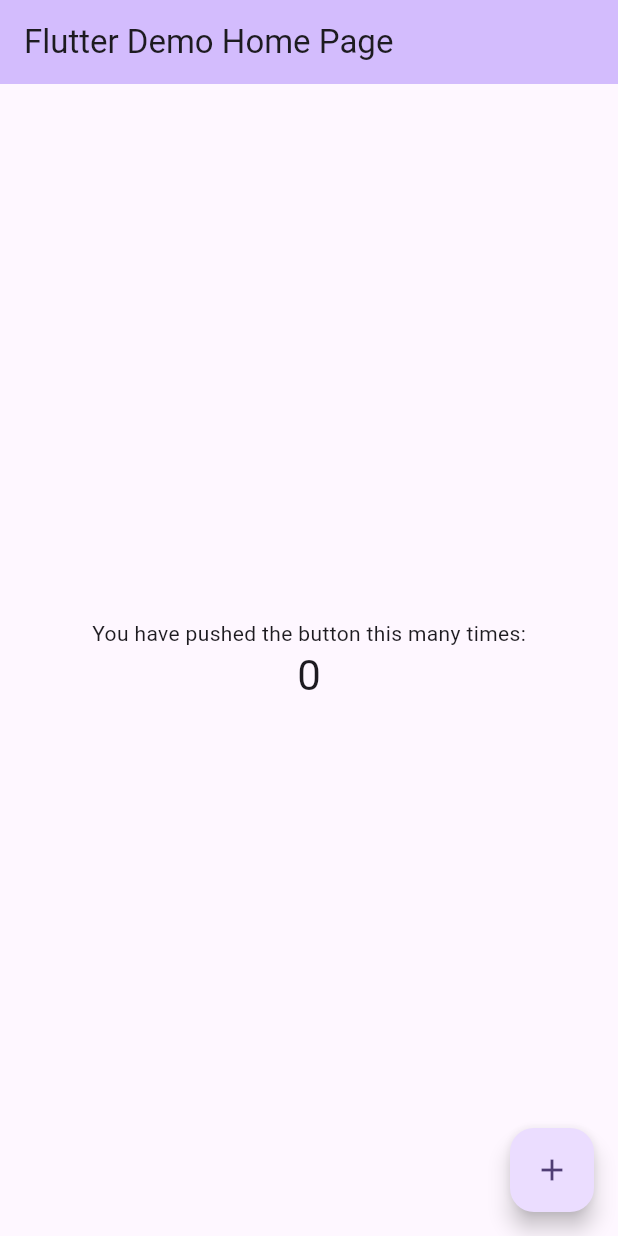
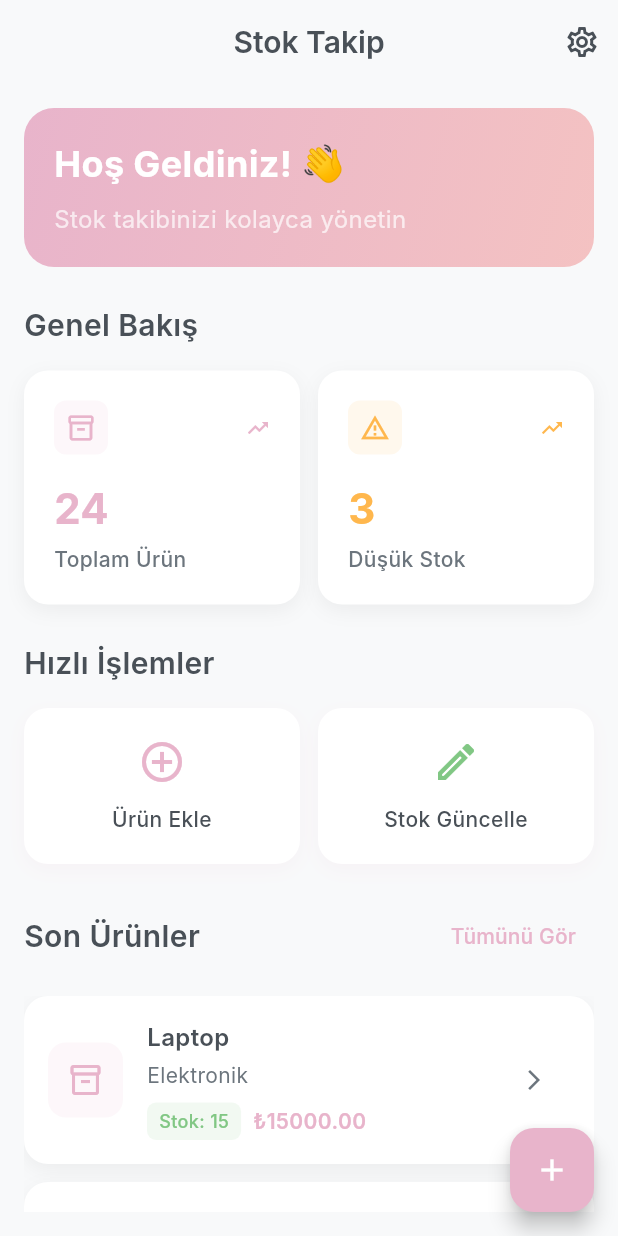
Before and after one commit to Duyguru/stok_takip_app, a Flutter app: the screen it shows after launch, on a phone screen of 412 x 824 dp. Run offline on Flutter 3.47's test engine with Material 3 defaults, Android fonts, the light colour scheme and no system bars; Roboto replaces fonts that are missing (Inter).

Commit message:
Add Flutter frontend with pastel-themed stock tracking UI - Create home screen with welcome section, stats cards, and product list - Add reusable widgets: StatsCard and ProductCard - Implement pastel color scheme and modern design - Fix Flutter compatibility issues and warnings

```diff
--- a/github/stok_takip_app/frontend/lib/main.dart
+++ b/github/stok_takip_app/frontend/lib/main.dart
@@ -1,122 +1,63 @@
 import 'package:flutter/material.dart';
+import 'screens/home_screen.dart';
 
 void main() {
-  runApp(const MyApp());
+  runApp(const StockTrackingApp());
 }
 
-class MyApp extends StatelessWidget {
-  const MyApp({super.key});
+class StockTrackingApp extends StatelessWidget {
+  const StockTrackingApp({super.key});
 
-  // This widget is the root of your application.
   @override
   Widget build(BuildContext context) {
     return MaterialApp(
-      title: 'Flutter Demo',
+      title: 'Stok Takip',
+      debugShowCheckedModeBanner: false,
       theme: ThemeData(
-        // This is the theme of your application.
-        //
-        // TRY THIS: Try running your application with "flutter run". You'll see
-        // the application has a purple toolbar. Then, without quitting the app,
-        // try changing the seedColor in the colorScheme below to Colors.green
-        // and then invoke "hot reload" (save your changes or press the "hot
-        // reload" button in a Flutter-supported IDE, or press "r" if you used
-        // the command line to start the app).
-        //
-        // Notice that the counter didn't reset back to zero; the application
-        // state is not lost during the reload. To reset the state, use hot
-        // restart instead.
-        //
-        // This works for code too, not just values: Most code changes can be
-        // tested with just a hot reload.
-        colorScheme: ColorScheme.fromSeed(seedColor: Colors.deepPurple),
+        colorScheme: ColorScheme.fromSeed(
+          seedColor: const Color(0xFFE8B4CB), // Pastel pink
+          brightness: Brightness.light,
+        ),
+        useMaterial3: true,
+        fontFamily: 'Inter',
+        appBarTheme: const AppBarTheme(
+          backgroundColor: Color(0xFFF8F9FA),
+          foregroundColor: Color(0xFF495057),
+          elevation: 0,
+          centerTitle: true,
+        ),
+        elevatedButtonTheme: ElevatedButtonThemeData(
+          style: ElevatedButton.styleFrom(
+            backgroundColor: const Color(0xFFE8B4CB),
+            foregroundColor: Colors.white,
+            elevation: 0,
+            shape: RoundedRectangleBorder(
+              borderRadius: BorderRadius.circular(12),
+            ),
+            padding: const EdgeInsets.symmetric(horizontal: 24, vertical: 12),
+          ),
+        ),
+        cardTheme: CardThemeData(
+          elevation: 2,
+          shape: RoundedRectangleBorder(
+            borderRadius: BorderRadius.circular(16),
+          ),
+          color: Colors.white,
+        ),
+        inputDecorationTheme: InputDecorationTheme(
+          border: OutlineInputBorder(
+            borderRadius: BorderRadius.circular(12),
+            borderSide: const BorderSide(color: Color(0xFFE8B4CB)),
+          ),
+          focusedBorder: OutlineInputBorder(
+            borderRadius: BorderRadius.circular(12),
+            borderSide: const BorderSide(color: Color(0xFFE8B4CB), width: 2),
+          ),
+          filled: true,
+          fillColor: const Color(0xFFF8F9FA),
+        ),
       ),
-      home: const MyHomePage(title: 'Flutter Demo Home Page'),
+      home: const HomeScreen(),
     );
   }
 }
-
-class MyHomePage extends StatefulWidget {
-  const MyHomePage({super.key, required this.title});
-
-  // This widget is the home page of your application. It is stateful, meaning
-  // that it has a State object (defined below) that contains fields that affect
-  // how it looks.
-
-  // This class is the configuration for the state. It holds the values (in this
-  // case the title) provided by the parent (in this case the App widget) and
-  // used by the build method of the State. Fields in a Widget subclass are
-  // always marked "final".
-
-  final String title;
-
-  @override
-  State<MyHomePage> createState() => _MyHomePageState();
-}
-
-class _MyHomePageState extends State<MyHomePage> {
-  int _counter = 0;
-
-  void _incrementCounter() {
-    setState(() {
-      // This call to setState tells the Flutter framework that something has
-      // changed in this State, which causes it to rerun the build method below
-      // so that the display can reflect the updated values. If we changed
-      // _counter without calling setState(), then the build method would not be
-      // called again, and so nothing would appear to happen.
-      _counter++;
-    });
-  }
-
-  @override
-  Widget build(BuildContext context) {
-    // This method is rerun every time setState is called, for instance as done
-    // by the _incrementCounter method above.
-    //
-    // The Flutter framework has been optimized to make rerunning build methods
-    // fast, so that you can just rebuild anything that needs updating rather
-    // than having to individually change instances of widgets.
-    return Scaffold(
-      appBar: AppBar(
-        // TRY THIS: Try changing the color here to a specific color (to
-        // Colors.amber, perhaps?) and trigger a hot reload to see the AppBar
-        // change color while the other colors stay the same.
-        backgroundColor: Theme.of(context).colorScheme.inversePrimary,
-        // Here we take the value from the MyHomePage object that was created by
-        // the App.build method, and use it to set our appbar title.
-        title: Text(widget.title),
-      ),
-      body: Center(
-        // Center is a layout widget. It takes a single child and positions it
-        // in the middle of the parent.
-        child: Column(
-          // Column is also a layout widget. It takes a list of children and
-          // arranges them vertically. By default, it sizes itself to fit its
-          // children horizontally, and tries to be as tall as its parent.
-          //
-          // Column has various properties to control how it sizes itself and
-          // how it positions its children. Here we use mainAxisAlignment to
-          // center the children vertically; the main axis here is the vertical
-          // axis because Columns are vertical (the cross axis would be
-          // horizontal).
-          //
-          // TRY THIS: Invoke "debug painting" (choose the "Toggle Debug Paint"
-          // action in the IDE, or press "p" in the console), to see the
-          // wireframe for each widget.
-          mainAxisAlignment: MainAxisAlignment.center,
-          children: <Widget>[
-            const Text('You have pushed the button this many times:'),
-            Text(
-              '$_counter',
-              style: Theme.of(context).textTheme.headlineMedium,
-            ),
-          ],
-        ),
-      ),
-      floatingActionButton: FloatingActionButton(
-        onPressed: _incrementCounter,
-        tooltip: 'Increment',
-        child: const Icon(Icons.add),
-      ), // This trailing comma makes auto-formatting nicer for build methods.
-    );
-  }
-}
--- /dev/null
+++ b/github/stok_takip_app/frontend/lib/screens/home_screen.dart
@@ -0,0 +1,264 @@
+import 'package:flutter/material.dart';
+import '../widgets/product_card.dart';
+import '../widgets/stats_card.dart';
+
+class HomeScreen extends StatefulWidget {
+  const HomeScreen({super.key});
+
+  @override
+  State<HomeScreen> createState() => _HomeScreenState();
+}
+
+class _HomeScreenState extends State<HomeScreen> {
+  @override
+  Widget build(BuildContext context) {
+    return Scaffold(
+      backgroundColor: const Color(0xFFF8F9FA),
+      appBar: AppBar(
+        title: const Text(
+          'Stok Takip',
+          style: TextStyle(
+            fontWeight: FontWeight.w600,
+            fontSize: 20,
+          ),
+        ),
+        actions: [
+          IconButton(
+            icon: const Icon(Icons.settings_outlined),
+            onPressed: () {
+              // TODO: Navigate to settings
+            },
+          ),
+        ],
+      ),
+      body: SafeArea(
+        child: Padding(
+          padding: const EdgeInsets.all(16.0),
+          child: Column(
+            crossAxisAlignment: CrossAxisAlignment.start,
+            children: [
+              // Welcome Section
+              Container(
+                width: double.infinity,
+                padding: const EdgeInsets.all(20),
+                decoration: BoxDecoration(
+                  gradient: const LinearGradient(
+                    colors: [Color(0xFFE8B4CB), Color(0xFFF4C2C2)],
+                    begin: Alignment.topLeft,
+                    end: Alignment.bottomRight,
+                  ),
+                  borderRadius: BorderRadius.circular(20),
+                ),
+                child: Column(
+                  crossAxisAlignment: CrossAxisAlignment.start,
+                  children: [
+                    const Text(
+                      'Hoş Geldiniz! 👋',
+                      style: TextStyle(
+                        fontSize: 24,
+                        fontWeight: FontWeight.bold,
+                        color: Colors.white,
+                      ),
+                    ),
+                    const SizedBox(height: 8),
+                    const Text(
+                      'Stok takibinizi kolayca yönetin',
+                      style: TextStyle(
+                        fontSize: 16,
+                        color: Colors.white70,
+                      ),
+                    ),
+                  ],
+                ),
+              ),
+
+              const SizedBox(height: 24),
+
+              // Quick Stats
+              const Text(
+                'Genel Bakış',
+                style: TextStyle(
+                  fontSize: 20,
+                  fontWeight: FontWeight.w600,
+                  color: Color(0xFF495057),
+                ),
+              ),
+              const SizedBox(height: 16),
+
+              Row(
+                children: [
+                  Expanded(
+                    child: StatsCard(
+                      title: 'Toplam Ürün',
+                      value: '24',
+                      icon: Icons.inventory_2_outlined,
+                      color: const Color(0xFFE8B4CB),
+                    ),
+                  ),
+                  const SizedBox(width: 12),
+                  Expanded(
+                    child: StatsCard(
+                      title: 'Düşük Stok',
+                      value: '3',
+                      icon: Icons.warning_amber_outlined,
+                      color: const Color(0xFFFFB74D),
+                    ),
+                  ),
+                ],
+              ),
+
+              const SizedBox(height: 24),
+
+              // Quick Actions
+              const Text(
+                'Hızlı İşlemler',
+                style: TextStyle(
+                  fontSize: 20,
+                  fontWeight: FontWeight.w600,
+                  color: Color(0xFF495057),
+                ),
+              ),
+              const SizedBox(height: 16),
+
+              Row(
+                children: [
+                  Expanded(
+                    child: _buildQuickActionCard(
+                      title: 'Ürün Ekle',
+                      icon: Icons.add_circle_outline,
+                      color: const Color(0xFFE8B4CB),
+                      onTap: () {
+                        // TODO: Navigate to add product
+                      },
+                    ),
+                  ),
+                  const SizedBox(width: 12),
+                  Expanded(
+                    child: _buildQuickActionCard(
+                      title: 'Stok Güncelle',
+                      icon: Icons.edit_outlined,
+                      color: const Color(0xFF81C784),
+                      onTap: () {
+                        // TODO: Navigate to update stock
+                      },
+                    ),
+                  ),
+                ],
+              ),
+
+              const SizedBox(height: 24),
+
+              // Recent Products
+              Row(
+                mainAxisAlignment: MainAxisAlignment.spaceBetween,
+                children: [
+                  const Text(
+                    'Son Ürünler',
+                    style: TextStyle(
+                      fontSize: 20,
+                      fontWeight: FontWeight.w600,
+                      color: Color(0xFF495057),
+                    ),
+                  ),
+                  TextButton(
+                    onPressed: () {
+                      // TODO: Navigate to all products
+                    },
+                    child: const Text(
+                      'Tümünü Gör',
+                      style: TextStyle(
+                        color: Color(0xFFE8B4CB),
+                        fontWeight: FontWeight.w500,
+                      ),
+                    ),
+                  ),
+                ],
+              ),
+
+              const SizedBox(height: 16),
+
+              // Sample Products
+              Expanded(
+                child: ListView(
+                  children: const [
+                    ProductCard(
+                      name: 'Laptop',
+                      category: 'Elektronik',
+                      quantity: 15,
+                      price: 15000.0,
+                    ),
+                    SizedBox(height: 12),
+                    ProductCard(
+                      name: 'Mouse',
+                      category: 'Elektronik',
+                      quantity: 8,
+                      price: 150.0,
+                    ),
+                    SizedBox(height: 12),
+                    ProductCard(
+                      name: 'Klavye',
+                      category: 'Elektronik',
+                      quantity: 12,
+                      price: 300.0,
+                    ),
+                  ],
+                ),
+              ),
+            ],
+          ),
+        ),
+      ),
+      floatingActionButton: FloatingActionButton(
+        onPressed: () {
+          // TODO: Navigate to add product
+        },
+        backgroundColor: const Color(0xFFE8B4CB),
+        child: const Icon(Icons.add, color: Colors.white),
+      ),
+    );
+  }
+
+  Widget _buildQuickActionCard({
+    required String title,
+    required IconData icon,
+    required Color color,
+    required VoidCallback onTap,
+  }) {
+    return GestureDetector(
+      onTap: onTap,
+      child: Container(
+        padding: const EdgeInsets.all(20),
+        decoration: BoxDecoration(
+          color: Colors.white,
+          borderRadius: BorderRadius.circular(16),
+          boxShadow: [
+            BoxShadow(
+              color: Color.fromARGB(26, 232, 180, 203),
+              blurRadius: 10,
+              offset: const Offset(0, 4),
+            ),
+          ],
+        ),
+        child: Column(
+          children: [
+            Icon(
+              icon,
+              size: 32,
+              color: color,
+            ),
+            const SizedBox(height: 12),
+            Text(
+              title,
+              style: const TextStyle(
+                fontSize: 14,
+                fontWeight: FontWeight.w500,
+                color: Color(0xFF495057),
+              ),
+              textAlign: TextAlign.center,
+            ),
+          ],
+        ),
+      ),
+    );
+  }
+}
--- /dev/null
+++ b/github/stok_takip_app/frontend/lib/widgets/product_card.dart
@@ -0,0 +1,127 @@
+import 'package:flutter/material.dart';
+
+class ProductCard extends StatelessWidget {
+  final String name;
+  final String category;
+  final int quantity;
+  final double price;
+
+  const ProductCard({
+    super.key,
+    required this.name,
+    required this.category,
+    required this.quantity,
+    required this.price,
+  });
+
+  @override
+  Widget build(BuildContext context) {
+    return Container(
+      padding: const EdgeInsets.all(16),
+      decoration: BoxDecoration(
+        color: Colors.white,
+        borderRadius: BorderRadius.circular(16),
+        boxShadow: [
+          BoxShadow(
+            color: Colors.black.withOpacity(0.05),
+            blurRadius: 10,
+            offset: const Offset(0, 4),
+          ),
+        ],
+      ),
+      child: Row(
+        children: [
+          // Product Icon
+          Container(
+            width: 50,
+            height: 50,
+            decoration: BoxDecoration(
+              color: Color.fromARGB(26, 232, 180, 203),
+              borderRadius: BorderRadius.circular(12),
+            ),
+            child: const Icon(
+              Icons.inventory_2_outlined,
+              color: Color(0xFFE8B4CB),
+              size: 24,
+            ),
+          ),
+
+          const SizedBox(width: 16),
+
+          // Product Info
+          Expanded(
+            child: Column(
+              crossAxisAlignment: CrossAxisAlignment.start,
+              children: [
+                Text(
+                  name,
+                  style: const TextStyle(
+                    fontSize: 16,
+                    fontWeight: FontWeight.w600,
+                    color: Color(0xFF495057),
+                  ),
+                ),
+                const SizedBox(height: 4),
+                Text(
+                  category,
+                  style: const TextStyle(
+                    fontSize: 14,
+                    color: Color(0xFF6C757D),
+                  ),
+                ),
+                const SizedBox(height: 8),
+                Row(
+                  children: [
+                    Container(
+                      padding: const EdgeInsets.symmetric(
+                        horizontal: 8,
+                        vertical: 4,
+                      ),
+                      decoration: BoxDecoration(
+                        color: quantity < 10
+                            ? Color.fromARGB(26, 255, 183, 77)
+                            : Color.fromARGB(26, 129, 199, 132),
+                        borderRadius: BorderRadius.circular(6),
+                      ),
+                      child: Text(
+                        'Stok: $quantity',
+                        style: TextStyle(
+                          fontSize: 12,
+                          fontWeight: FontWeight.w500,
+                          color: quantity < 10
+                              ? const Color(0xFFFFB74D)
+                              : const Color(0xFF81C784),
+                        ),
+                      ),
+                    ),
+                    const SizedBox(width: 8),
+                    Text(
+                      '₺${price.toStringAsFixed(2)}',
+                      style: const TextStyle(
+                        fontSize: 14,
+                        fontWeight: FontWeight.w600,
+                        color: Color(0xFFE8B4CB),
+                      ),
+                    ),
+                  ],
+                ),
+              ],
+            ),
+          ),
+
+          // Action Button
+          IconButton(
+            onPressed: () {
+              // TODO: Navigate to product details
+            },
+            icon: const Icon(
+              Icons.arrow_forward_ios,
+              color: Color(0xFF6C757D),
+              size: 16,
+            ),
+          ),
+        ],
+      ),
+    );
+  }
+}
--- /dev/null
+++ b/github/stok_takip_app/frontend/lib/widgets/stats_card.dart
@@ -0,0 +1,79 @@
+import 'package:flutter/material.dart';
+
+class StatsCard extends StatelessWidget {
+  final String title;
+  final String value;
+  final IconData icon;
+  final Color color;
+
+  const StatsCard({
+    super.key,
+    required this.title,
+    required this.value,
+    required this.icon,
+    required this.color,
+  });
+
+  @override
+  Widget build(BuildContext context) {
+    return Container(
+      padding: const EdgeInsets.all(20),
+      decoration: BoxDecoration(
+        color: Colors.white,
+        borderRadius: BorderRadius.circular(16),
+        boxShadow: [
+          BoxShadow(
+            color: Colors.black.withOpacity(0.05),
+            blurRadius: 10,
+            offset: const Offset(0, 4),
+          ),
+        ],
+      ),
+      child: Column(
+        crossAxisAlignment: CrossAxisAlignment.start,
+        children: [
+          Row(
+            children: [
+              Container(
+                padding: const EdgeInsets.all(8),
+                decoration: BoxDecoration(
+                  color: Color.fromARGB(26, color.red, color.green, color.blue),
+                  borderRadius: BorderRadius.circular(8),
+                ),
+                child: Icon(
+                  icon,
+                  color: color,
+                  size: 20,
+                ),
+              ),
+              const Spacer(),
+              Icon(
+                Icons.trending_up,
+                color: color,
+                size: 16,
+              ),
+            ],
+          ),
+          const SizedBox(height: 16),
+          Text(
+            value,
+            style: TextStyle(
+              fontSize: 28,
+              fontWeight: FontWeight.bold,
+              color: color,
+            ),
+          ),
+          const SizedBox(height: 4),
+          Text(
+            title,
+            style: const TextStyle(
+              fontSize: 14,
+              color: Color(0xFF6C757D),
+              fontWeight: FontWeight.w500,
+            ),
+          ),
+        ],
+      ),
+    );
+  }
+}
```
Also changed, not shown: 1 other file.
